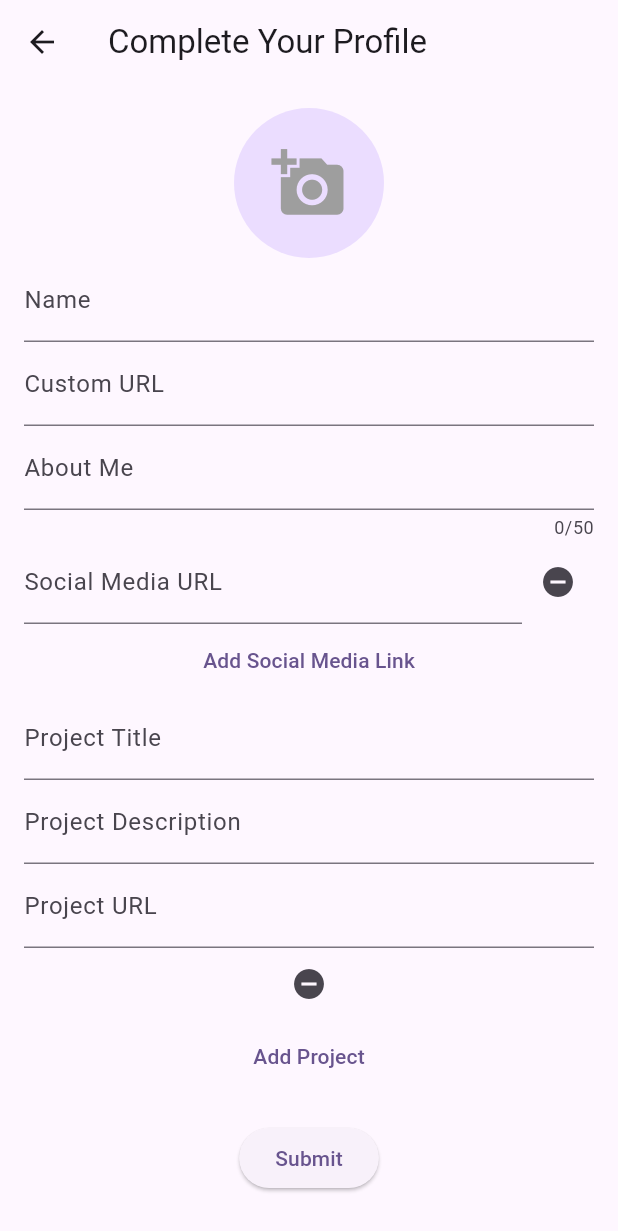
After one commit to jasimrazi/PortfolioApp, a Flutter app: the UserInfoPage screen opened by its route, on a phone screen of 412 x 824 dp. The commit adds this screen. Shown: the top 1231 px of the screen. Run offline on Flutter 3.47's test engine with Material 3 defaults, Android fonts, the phone set to English and light mode, and no system bars; our stand-ins replace cloud_firestore, firebase_auth, firebase_core, google_fonts, image_picker; accounts and stored records are empty; network calls fail.

Commit message:
Add userinfo to firestore

```diff
--- a/lib/screens/signuppage.dart
+++ b/lib/screens/signuppage.dart
@@ -38,7 +38,7 @@ class _SignUpPageState extends State<SignUpPage> {
         _passwordController.text,
       );
       if (user != null) {
-        Navigator.pushReplacementNamed(context, '/home');
+        Navigator.pushReplacementNamed(context, '/userinfo');
       }
     } catch (e) {
       ScaffoldMessenger.of(context).showSnackBar(
--- /dev/null
+++ b/lib/screens/userinfo.dart
@@ -0,0 +1,229 @@
+import 'dart:io';
+
+import 'package:flutter/material.dart';
+import 'package:flutter/cupertino.dart';
+import 'package:firebase_auth/firebase_auth.dart';
+import 'package:cloud_firestore/cloud_firestore.dart';
+import 'package:image_picker/image_picker.dart';
+
+class UserInfoPage extends StatefulWidget {
+  @override
+  _UserInfoPageState createState() => _UserInfoPageState();
+}
+
+class _UserInfoPageState extends State<UserInfoPage> {
+  final TextEditingController _nameController = TextEditingController();
+  final TextEditingController _urlController = TextEditingController();
+  final TextEditingController _aboutMeController = TextEditingController();
+  final List<TextEditingController> _socialMediaControllers = [
+    TextEditingController()
+  ];
+  final List<Map<String, TextEditingController>> _projectControllers = [
+    {
+      'title': TextEditingController(),
+      'description': TextEditingController(),
+      'url': TextEditingController()
+    }
+  ];
+
+  bool _isLoading = false;
+  XFile? _profileImage;
+
+  final ImagePicker _picker = ImagePicker();
+
+  Future<void> _pickImage() async {
+    final XFile? image = await _picker.pickImage(source: ImageSource.gallery);
+    if (image != null) {
+      setState(() {
+        _profileImage = image;
+      });
+    }
+  }
+
+  Future<void> _submitData() async {
+    if (_nameController.text.isEmpty || _urlController.text.isEmpty) {
+      ScaffoldMessenger.of(context).showSnackBar(
+        SnackBar(content: Text('Name and Custom URL are required')),
+      );
+      return;
+    }
+
+    setState(() {
+      _isLoading = true;
+    });
+
+    try {
+      final user = FirebaseAuth.instance.currentUser;
+      if (user != null) {
+        final data = {
+          'name': _nameController.text,
+          'custom_url': _urlController.text,
+          'about_me': _aboutMeController.text,
+          'social_media': _socialMediaControllers
+              .map((controller) => controller.text)
+              .toList(),
+          'projects': _projectControllers.map((controllers) {
+            return {
+              'title': controllers['title']!.text,
+              'description': controllers['description']!.text,
+              'url': controllers['url']!.text,
+            };
+          }).toList(),
+        };
+
+        if (_profileImage != null) {
+          // You can upload the image to Firebase Storage and get the URL, then save it to Firestore
+        }
+
+        await FirebaseFirestore.instance
+            .collection('userdata')
+            .doc(user.uid)
+            .set(data);
+        Navigator.pushReplacementNamed(context, '/home');
+      }
+    } catch (e) {
+      ScaffoldMessenger.of(context).showSnackBar(
+        SnackBar(content: Text('Failed to submit data: $e')),
+      );
+    } finally {
+      setState(() {
+        _isLoading = false;
+      });
+    }
+  }
+
+  Widget _buildTextField({
+    required TextEditingController controller,
+    required String labelText,
+    bool isMultiline = false,
+    int? maxLength,
+  }) {
+    return TextField(
+      controller: controller,
+      decoration: InputDecoration(labelText: labelText),
+      maxLines: isMultiline ? null : 1,
+      maxLength: maxLength,
+    );
+  }
+
+  Widget _buildSocialMediaField(int index) {
+    return Row(
+      children: [
+        Expanded(
+          child: _buildTextField(
+            controller: _socialMediaControllers[index],
+            labelText: 'Social Media URL',
+          ),
+        ),
+        IconButton(
+          icon: Icon(Icons.remove_circle),
+          onPressed: () {
+            setState(() {
+              _socialMediaControllers.removeAt(index);
+            });
+          },
+        ),
+      ],
+    );
+  }
+
+  Widget _buildProjectField(int index) {
+    return Column(
+      children: [
+        _buildTextField(
+          controller: _projectControllers[index]['title']!,
+          labelText: 'Project Title',
+        ),
+        _buildTextField(
+          controller: _projectControllers[index]['description']!,
+          labelText: 'Project Description',
+          isMultiline: true,
+        ),
+        _buildTextField(
+          controller: _projectControllers[index]['url']!,
+          labelText: 'Project URL',
+        ),
+        IconButton(
+          icon: Icon(Icons.remove_circle),
+          onPressed: () {
+            setState(() {
+              _projectControllers.removeAt(index);
+            });
+          },
+        ),
+      ],
+    );
+  }
+
+  @override
+  Widget build(BuildContext context) {
+    return Scaffold(
+      appBar: AppBar(
+        title: Text('Complete Your Profile'),
+      ),
+      body: Padding(
+        padding: const EdgeInsets.all(16.0),
+        child: SingleChildScrollView(
+          child: Column(
+            children: [
+              GestureDetector(
+                onTap: _pickImage,
+                child: CircleAvatar(
+                  radius: 50,
+                  backgroundImage: _profileImage != null
+                      ? FileImage(File(_profileImage!.path))
+                      : null,
+                  child: _profileImage == null
+                      ? Icon(Icons.add_a_photo, size: 50, color: Colors.grey)
+                      : null,
+                ),
+              ),
+              _buildTextField(controller: _nameController, labelText: 'Name'),
+              _buildTextField(
+                  controller: _urlController, labelText: 'Custom URL'),
+              _buildTextField(
+                controller: _aboutMeController,
+                labelText: 'About Me',
+                isMultiline: true,
+                maxLength: 50,
+              ),
+              ..._socialMediaControllers.asMap().entries.map((entry) {
+                return _buildSocialMediaField(entry.key);
+              }).toList(),
+              TextButton(
+                onPressed: () {
+                  setState(() {
+                    _socialMediaControllers.add(TextEditingController());
+                  });
+                },
+                child: Text('Add Social Media Link'),
+              ),
+              ..._projectControllers.asMap().entries.map((entry) {
+                return _buildProjectField(entry.key);
+              }).toList(),
+              TextButton(
+                onPressed: () {
+                  setState(() {
+                    _projectControllers.add({
+                      'title': TextEditingController(),
+                      'description': TextEditingController(),
+                      'url': TextEditingController(),
+                    });
+                  });
+                },
+                child: Text('Add Project'),
+              ),
+              SizedBox(height: 20),
+              _isLoading
+                  ? CupertinoActivityIndicator()
+                  : ElevatedButton(
+                      onPressed: _submitData,
+                      child: Text('Submit'),
+                    ),
+            ],
+          ),
+        ),
+      ),
+    );
+  }
+}
--- a/pubspec.yaml
+++ b/pubspec.yaml
@@ -38,6 +38,8 @@ dependencies:
   firebase_auth: ^5.0.0
   firebase_core: ^3.0.0
   google_fonts: ^6.2.1
+  cloud_firestore: ^5.0.0
+  image_picker: ^1.1.2
 
 dev_dependencies:
   flutter_test:
```
Also changed, not shown: lib/main.dart (+10 -5 lines), pubspec.lock, 5 other files.
